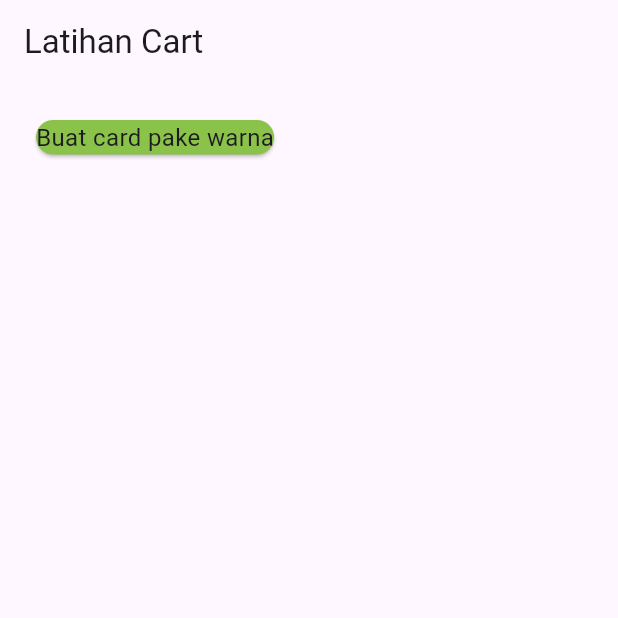
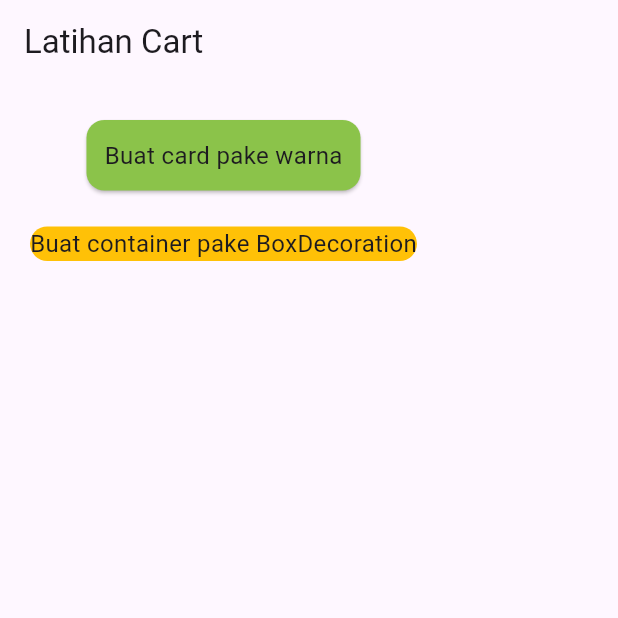
Before and after one commit to yaseumine/Tugas_week_8_1123150146, a Flutter app: the screen it shows after launch, on a phone screen of 412 x 824 dp, the top half of it. Run offline on Flutter 3.47's test engine with Material 3 defaults, Android fonts, the phone set to English and light mode, and no system bars.

Commit message:
membuat container and card 2

```diff
--- a/lib/pages/latihan_cart.dart
+++ b/lib/pages/latihan_cart.dart
@@ -6,20 +6,34 @@ class LatihanCart extends StatelessWidget {
   @override
   Widget build(BuildContext context) {
     return Scaffold(
-      appBar: AppBar(title: const Text("Latihan Cart"), actions: const []),
+      appBar: AppBar(title: const Text("Latihan Cart")),
       body: SingleChildScrollView(
         child: Container(
           padding: const EdgeInsets.all(20.0),
-          child: const Column(
+          child: Column(
             children: [
-              Card(
+              const Card(
                 color: Colors.lightGreen,
+                child: Padding(
+                  padding: EdgeInsets.all(12.0),
+                  child: Text(
+                    "Buat card pake warna",
+                    style: TextStyle(fontSize: 16.0),
+                  ),
+                ),
+              ),
+
+              SizedBox(height: 20.0),
+              Container(
+                decoration: BoxDecoration(
+                  borderRadius: BorderRadius.circular(12),
+                  color: Colors.amber,
+                ),
                 child: Text(
-                  "Buat card pake warna",
+                  "Buat container pake BoxDecoration",
                   style: TextStyle(fontSize: 16.0),
                 ),
               ),
-              SizedBox(height: 20.0),
             ],
           ),
         ),
```
